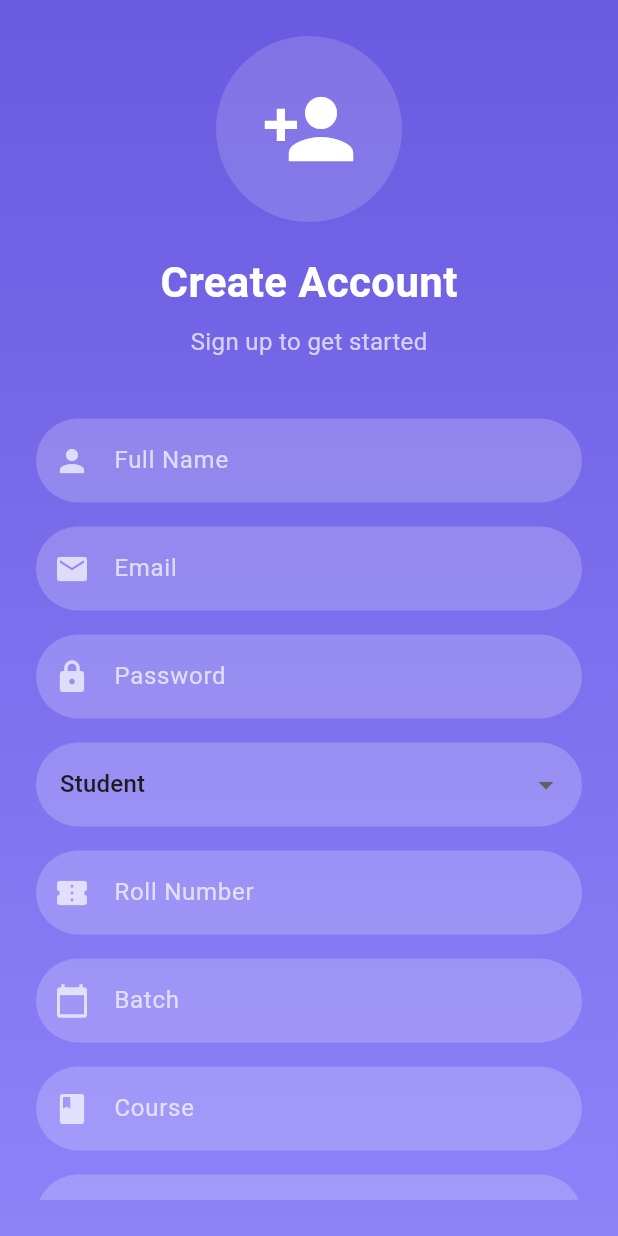
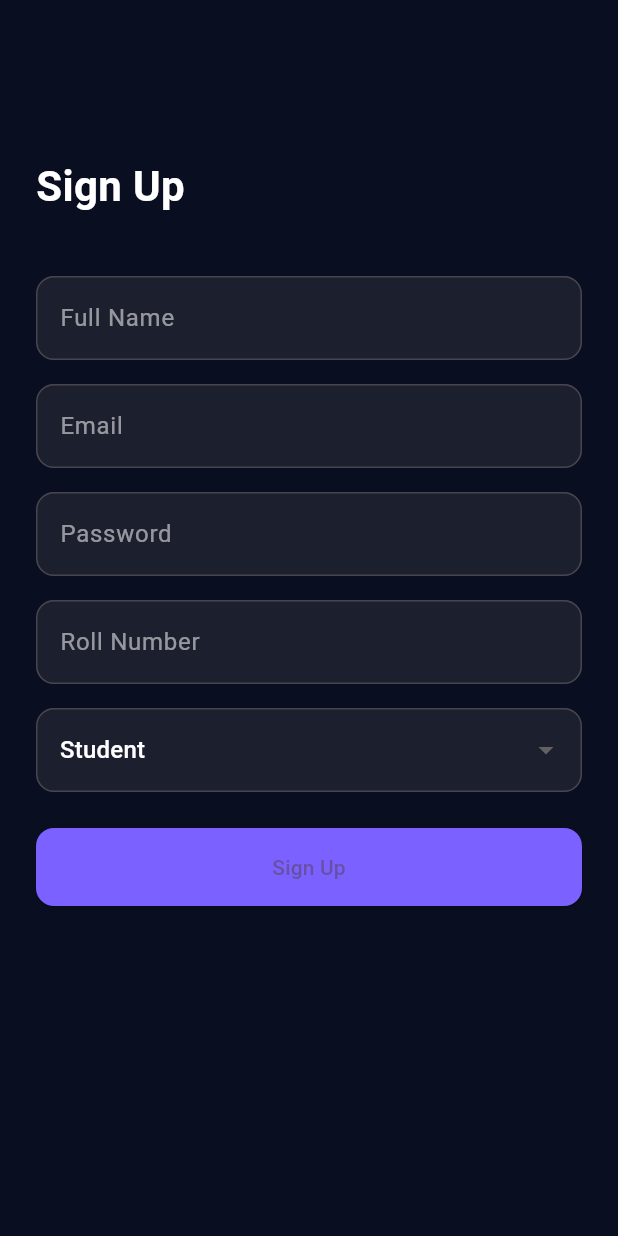
Before and after one commit to Harish1604/certichain_, a Flutter app: the SignupPage screen opened directly, on a phone screen of 412 x 824 dp. Run offline on Flutter 3.47's test engine with Material 3 defaults, Android fonts, the phone set to English and light mode, and no system bars; our stand-ins replace file_picker, supabase_flutter; accounts and stored records are empty.

Commit message:
login/signup completed

```diff
--- a/lib/ui/auth/signup_page.dart
+++ b/lib/ui/auth/signup_page.dart
@@ -1,5 +1,6 @@
 import 'package:flutter/material.dart';
 import '../../services/supabase_service.dart';
+import 'login_page.dart';
 
 class SignupPage extends StatefulWidget {
   const SignupPage({super.key});
@@ -9,172 +10,158 @@ class SignupPage extends StatefulWidget {
 }
 
 class _SignupPageState extends State<SignupPage> {
-  final _nameController = TextEditingController();
+  final _fullNameController = TextEditingController();
   final _emailController = TextEditingController();
   final _passwordController = TextEditingController();
   final _rollNoController = TextEditingController();
-  final _batchController = TextEditingController();
-  final _courseController = TextEditingController();
-  final _degreeController = TextEditingController();
-
   String _selectedRole = 'student';
   bool _loading = false;
 
-  Future<void> _signUp() async {
+  void _signup() async {
+    final fullName = _fullNameController.text.trim();
+    final email = _emailController.text.trim();
+    final password = _passwordController.text.trim();
+    final rollNo = _rollNoController.text.trim();
+
+    if (fullName.isEmpty ||
+        email.isEmpty ||
+        password.isEmpty ||
+        (_selectedRole == 'student' && rollNo.isEmpty)) {
+      ScaffoldMessenger.of(context).showSnackBar(
+        const SnackBar(content: Text("Please fill all required fields.")),
+      );
+      return;
+    }
+
+    try {
       setState(() => _loading = true);
-    try {
-      await SupabaseService.signUpUser(
-        email: _emailController.text.trim(),
-        password: _passwordController.text.trim(),
-        fullName: _nameController.text.trim(),
+
+      final user = await SupabaseService.signUpUser(
+        email: email,
+        password: password,
+        fullName: fullName,
         role: _selectedRole,
-        rollNo: _selectedRole == 'student' ? _rollNoController.text.trim() : null,
-        batch: _selectedRole == 'student' ? _batchController.text.trim() : null,
-        course: _selectedRole == 'student' ? _courseController.text.trim() : null,
-        degree: _selectedRole == 'student' ? _degreeController.text.trim() : null,
+        rollNo: _selectedRole == 'student' ? rollNo : null,
       );
 
-      if (mounted) {
-        showDialog(
+      // Show verification alert
+      await showDialog(
         context: context,
-          barrierDismissible: false,
-          builder: (_) => AlertDialog(
-            shape: RoundedRectangleBorder(borderRadius: BorderRadius.circular(20)),
-            title: const Row(
-              children: [
-                Icon(Icons.mark_email_read, color: Colors.deepPurple),
-                SizedBox(width: 8),
-                Text("Verify Your Email"),
-              ],
-            ),
-            content: const Text(
-              "We’ve sent a verification link to your email. "
-                  "Please check your inbox and verify your account before logging in.",
-            ),
+        builder: (ctx) => AlertDialog(
+          title: const Text("Verify Your Email"),
+          content: Text(
+              "A verification link has been sent to ${user?.email}. Please check your inbox and verify your account."),
           actions: [
             TextButton(
               onPressed: () {
-                  Navigator.pop(context);
-                  Navigator.pop(context);
+                Navigator.of(ctx).pop(); // Close the dialog
+                Navigator.pushReplacement(
+                  context,
+                  MaterialPageRoute(builder: (_) => const LoginPage()),
+                );
               },
               child: const Text("OK"),
             ),
           ],
         ),
       );
-      }
     } catch (e) {
-      if (mounted) {
-        ScaffoldMessenger.of(context).showSnackBar(SnackBar(content: Text("Error: $e")));
-      }
+      ScaffoldMessenger.of(context).showSnackBar(
+        SnackBar(content: Text("Signup failed: $e")),
+      );
     } finally {
-      if (mounted) setState(() => _loading = false);
+      setState(() => _loading = false);
     }
   }
+
 
   @override
   Widget build(BuildContext context) {
     return Scaffold(
-      body: Container(
+      backgroundColor: const Color(0xFF0A0E21),
+      body: SingleChildScrollView(
         padding: const EdgeInsets.all(24),
+        child: Column(
+          crossAxisAlignment: CrossAxisAlignment.start,
+          children: [
+            const SizedBox(height: 80),
+            const Text("Sign Up",
+                style: TextStyle(
+                    color: Colors.white,
+                    fontSize: 28,
+                    fontWeight: FontWeight.bold)),
+            const SizedBox(height: 40),
+            _buildTextField(_fullNameController, "Full Name"),
+            const SizedBox(height: 16),
+            _buildTextField(_emailController, "Email"),
+            const SizedBox(height: 16),
+            _buildTextField(_passwordController, "Password", obscure: true),
+            const SizedBox(height: 16),
+            if (_selectedRole == 'student')
+              _buildTextField(_rollNoController, "Roll Number"),
+            const SizedBox(height: 16),
+            DropdownButtonFormField<String>(
+              value: _selectedRole,
+              dropdownColor: const Color(0xFF1C1F2E),
+              decoration: InputDecoration(
+                filled: true,
+                fillColor: const Color(0xFF1C1F2E),
+                border:
+                OutlineInputBorder(borderRadius: BorderRadius.circular(12)),
+              ),
+              items: const [
+                DropdownMenuItem(
+                    value: 'student',
+                    child:
+                    Text("Student", style: TextStyle(color: Colors.white))),
+                DropdownMenuItem(
+                    value: 'issuer',
+                    child:
+                    Text("Issuer", style: TextStyle(color: Colors.white))),
+                DropdownMenuItem(
+                    value: 'verifier',
+                    child:
+                    Text("Verifier", style: TextStyle(color: Colors.white))),
+              ],
+              onChanged: (value) {
+                if (value != null) setState(() => _selectedRole = value);
+              },
+            ),
+            const SizedBox(height: 24),
+            SizedBox(
               width: double.infinity,
-        decoration: const BoxDecoration(
-          gradient: LinearGradient(
-            colors: [Color(0xFF6A5AE0), Color(0xFF8E82F9)],
-            begin: Alignment.topCenter,
-            end: Alignment.bottomCenter,
+              child: ElevatedButton(
+                onPressed: _loading ? null : _signup,
+                style: ElevatedButton.styleFrom(
+                  backgroundColor: const Color(0xFF7B61FF),
+                  padding: const EdgeInsets.symmetric(vertical: 16),
+                  shape: RoundedRectangleBorder(
+                      borderRadius: BorderRadius.circular(12)),
+                ),
+                child: _loading
+                    ? const CircularProgressIndicator(color: Colors.white)
+                    : const Text("Sign Up"),
               ),
             ),
-        child: Center(
-          child: SingleChildScrollView(
-            child: Column(
-              crossAxisAlignment: CrossAxisAlignment.center,
-              children: [
-                Container(
-                  decoration: BoxDecoration(shape: BoxShape.circle, color: Colors.white.withOpacity(0.15)),
-                  padding: const EdgeInsets.all(30),
-                  child: const Icon(Icons.person_add, size: 64, color: Colors.white),
-                ),
-                const SizedBox(height: 20),
-                const Text("Create Account", style: TextStyle(fontSize: 28, fontWeight: FontWeight.bold, color: Colors.white)),
-                const SizedBox(height: 8),
-                const Text("Sign up to get started", style: TextStyle(fontSize: 16, color: Colors.white70)),
-                const SizedBox(height: 40),
-
-                _buildInputField(_nameController, "Full Name", Icons.person),
-                const SizedBox(height: 16),
-                _buildInputField(_emailController, "Email", Icons.email, keyboardType: TextInputType.emailAddress),
-                const SizedBox(height: 16),
-                _buildInputField(_passwordController, "Password", Icons.lock, obscure: true),
-                const SizedBox(height: 16),
-
-                DropdownButtonFormField<String>(
-                  value: _selectedRole,
-                  items: const [
-                    DropdownMenuItem(value: 'student', child: Text('Student')),
-                    DropdownMenuItem(value: 'university', child: Text('University')),
-                    DropdownMenuItem(value: 'admin', child: Text('Admin')),
           ],
-                  onChanged: (val) => setState(() => _selectedRole = val!),
-                  decoration: _dropdownDecoration(),
-                ),
-                const SizedBox(height: 16),
-
-                if (_selectedRole == 'student') ...[
-                  _buildInputField(_rollNoController, "Roll Number", Icons.confirmation_number),
-                  const SizedBox(height: 16),
-                  _buildInputField(_batchController, "Batch", Icons.calendar_today),
-                  const SizedBox(height: 16),
-                  _buildInputField(_courseController, "Course", Icons.book),
-                  const SizedBox(height: 16),
-                  _buildInputField(_degreeController, "Degree", Icons.school),
-                  const SizedBox(height: 16),
-                ],
-
-                _loading
-                    ? const CircularProgressIndicator(color: Colors.white)
-                    : ElevatedButton(
-                  onPressed: _signUp,
-                  style: ElevatedButton.styleFrom(
-                    backgroundColor: Colors.white,
-                    foregroundColor: Colors.deepPurple,
-                    padding: const EdgeInsets.symmetric(horizontal: 40, vertical: 14),
-                    shape: RoundedRectangleBorder(borderRadius: BorderRadius.circular(30)),
-                  ),
-                  child: const Text("Sign Up"),
-                ),
-              ],
-            ),
-          ),
         ),
       ),
     );
   }
 
-  Widget _buildInputField(TextEditingController controller, String hint, IconData icon,
-      {bool obscure = false, TextInputType keyboardType = TextInputType.text}) {
+  Widget _buildTextField(TextEditingController controller, String hint,
+      {bool obscure = false}) {
     return TextField(
       controller: controller,
       obscureText: obscure,
-      keyboardType: keyboardType,
       style: const TextStyle(color: Colors.white),
       decoration: InputDecoration(
-        prefixIcon: Icon(icon, color: Colors.white70),
         hintText: hint,
-        hintStyle: const TextStyle(color: Colors.white70),
+        hintStyle: const TextStyle(color: Colors.white54),
         filled: true,
-        fillColor: Colors.white.withOpacity(0.2),
-        border: OutlineInputBorder(borderRadius: BorderRadius.circular(30), borderSide: BorderSide.none),
+        fillColor: const Color(0xFF1C1F2E),
+        border: OutlineInputBorder(borderRadius: BorderRadius.circular(12)),
       ),
     );
   }
-
-  InputDecoration _dropdownDecoration() {
-    return InputDecoration(
-      filled: true,
-      fillColor: Colors.white.withOpacity(0.2),
-      hintStyle: const TextStyle(color: Colors.white70),
-      border: OutlineInputBorder(borderRadius: BorderRadius.circular(30), borderSide: BorderSide.none),
-    );
 }
-}
```
Also changed, not shown: lib/main.dart (+35 -15 lines), lib/services/supabase_service.dart (+47 -133 lines), lib/ui/auth/login_page.dart (+100 -74 lines). Lines whose indentation alone changed are shown as unchanged.
